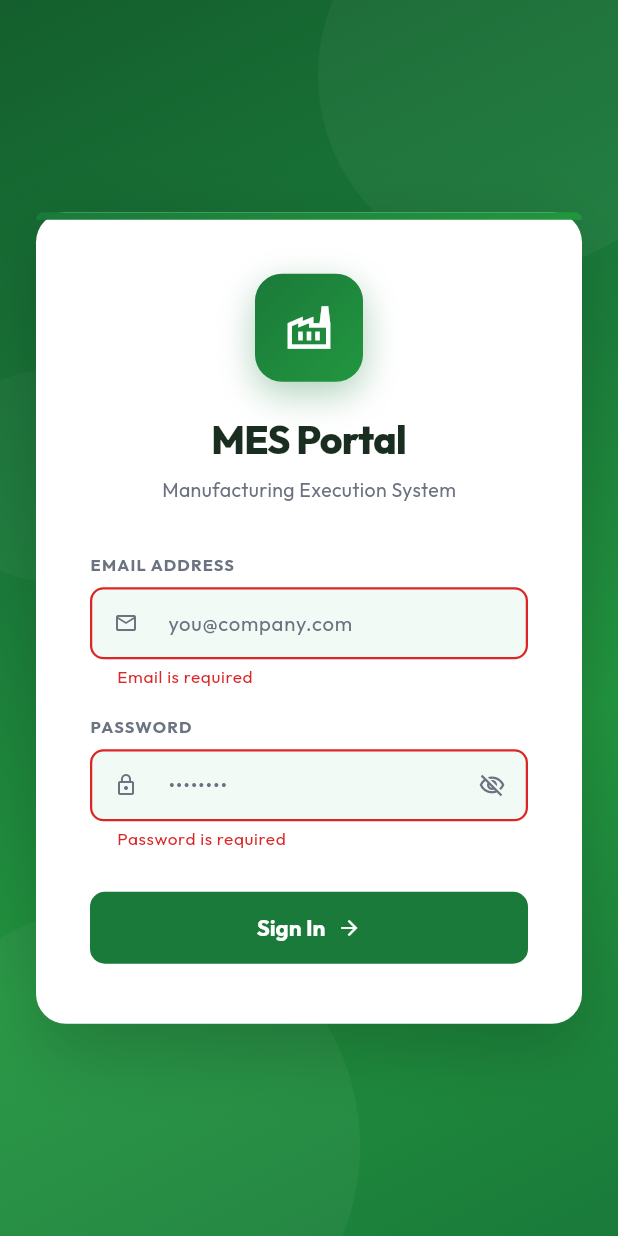
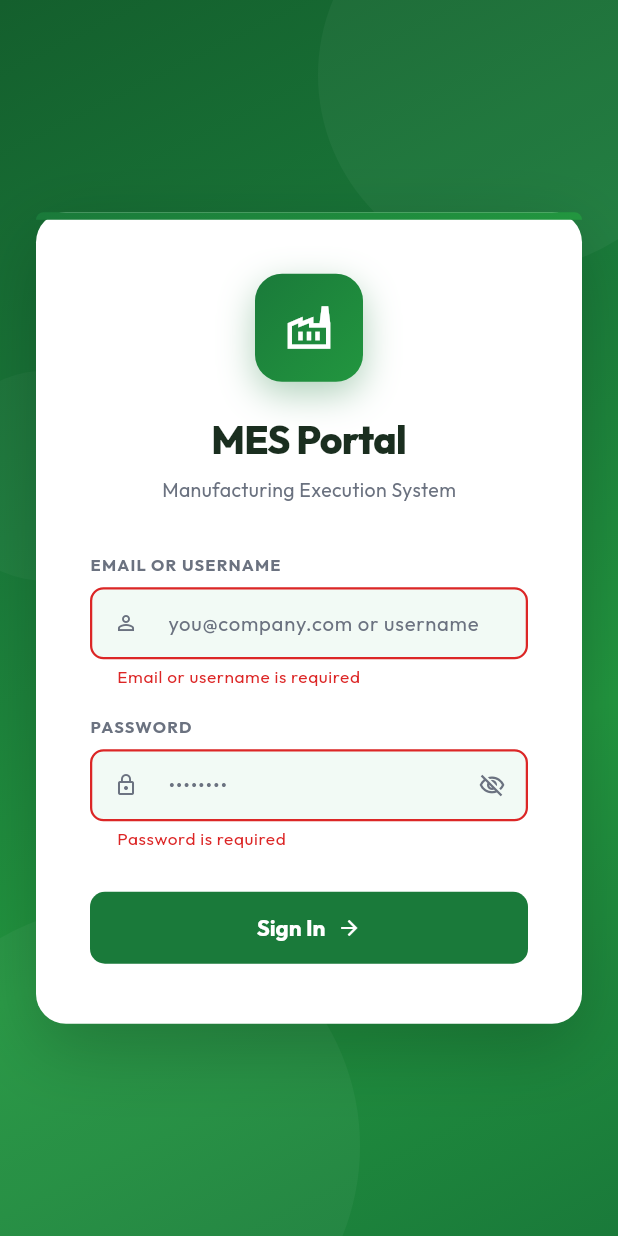
Before and after one commit to ksmuralikrishna/Dubatt_App, a Flutter app: the screen it shows after launch, after a tap on "Sign In", on a phone screen of 412 x 824 dp. Run offline on Flutter 3.47's test engine with Material 3 defaults, Android fonts, the phone set to English and light mode, and no system bars; our stand-ins replace connectivity_plus, flutter_secure_storage, google_fonts, sqflite, sqflite_common_ffi; accounts and stored records are empty; network calls fail.

Commit message:
Login username added

```diff
--- a/lib/screens/auth/login_screen.dart
+++ b/lib/screens/auth/login_screen.dart
@@ -13,7 +13,7 @@ class LoginScreen extends StatefulWidget {
 
 class _LoginScreenState extends State<LoginScreen>
     with SingleTickerProviderStateMixin {
-  final _emailCtrl    = TextEditingController();
+  final _loginCtrl    = TextEditingController();
   final _passwordCtrl = TextEditingController();
   final _formKey      = GlobalKey<FormState>();
 
@@ -40,7 +40,7 @@ class _LoginScreenState extends State<LoginScreen>
   @override
   void dispose() {
     _animCtrl.dispose();
-    _emailCtrl.dispose();
+    _loginCtrl.dispose();
     _passwordCtrl.dispose();
     super.dispose();
   }
@@ -51,7 +51,7 @@ class _LoginScreenState extends State<LoginScreen>
     setState(() => _isLoading = true);
 
     final result = await AuthService().login(
-      _emailCtrl.text.trim(),
+      _loginCtrl.text.trim(),
       _passwordCtrl.text,
     );
 
@@ -216,19 +216,16 @@ class _LoginScreenState extends State<LoginScreen>
                                       const SizedBox(height: 20),
                                     ],
 
-                                    // Email field
+                                    // Login field
                                     _LoginField(
-                                      label: 'Email Address',
-                                      hint: 'you@company.com',
-                                      controller: _emailCtrl,
-                                      prefixIcon: Icons.email_outlined,
+                                      label: 'Email or Username',
+                                      hint: 'you@company.com or username',
+                                      controller: _loginCtrl,
+                                      prefixIcon: Icons.person_outline,
                                       keyboardType: TextInputType.emailAddress,
                                       validator: (v) {
                                         if (v == null || v.trim().isEmpty) {
-                                          return 'Email is required';
-                                        }
-                                        if (!v.contains('@')) {
-                                          return 'Enter a valid email address';
+                                          return 'Email or username is required';
                                         }
                                         return null;
                                       },
--- a/lib/services/smelting_service.dart
+++ b/lib/services/smelting_service.dart
@@ -299,8 +299,6 @@ class SmeltingService {
           .timeout(const Duration(seconds: 12));
       if (res.statusCode == 200) {
         final data = jsonDecode(res.body)['data'];
-        print("DATA: $data");
-
         return SmeltingRecord.fromJson(data);
         // return SmeltingRecord.fromJson(jsonDecode(res.body)['data']);
       }
```
Also changed, not shown: lib/screens/receiving/receiving_form_screen.dart (+11 -2 lines), lib/services/auth_service.dart (+4 -4 lines).
